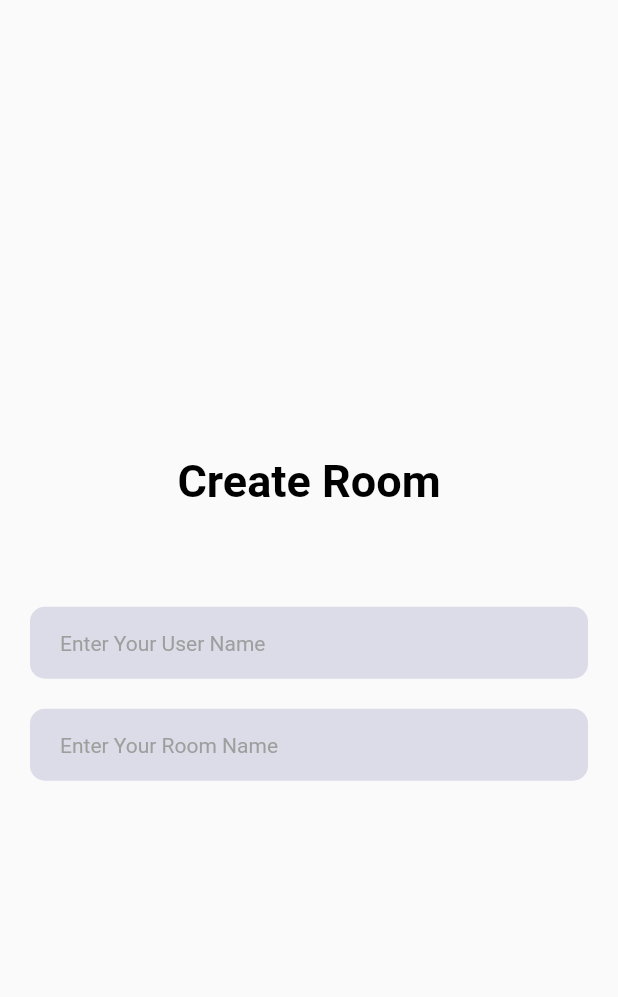
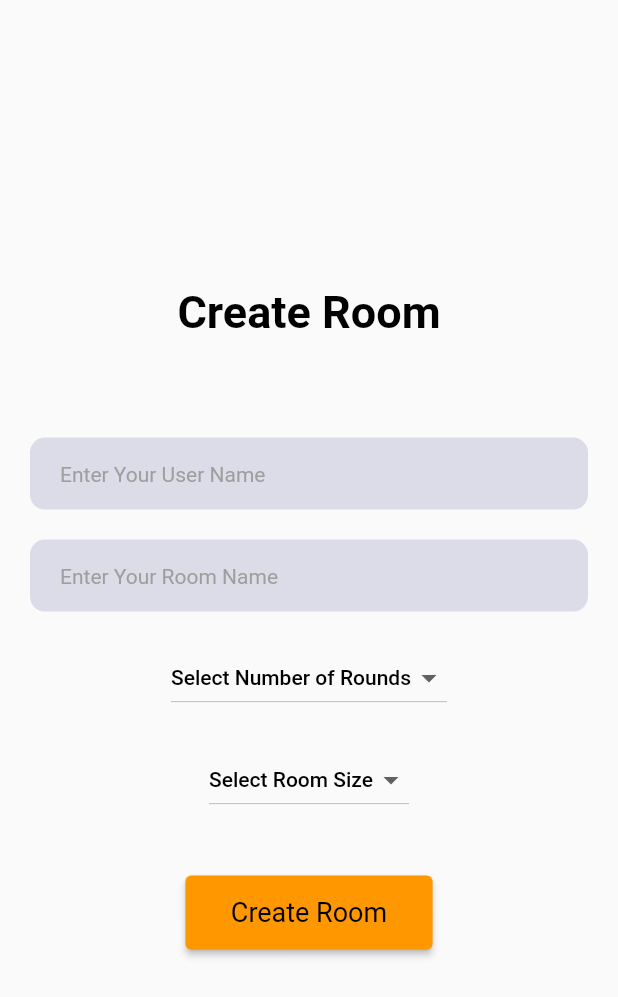
Before and after one commit to AnuraghSarkar/Password-Hub, a Flutter app: the CreateRoomScreen screen opened directly, on a phone screen of 412 x 824 dp. Shown: the top 997 px of the screen. Run offline on Flutter 3.47's test engine with Material 2 defaults, Android fonts, the light colour scheme and no system bars.

Commit message:
Create Room Page Finished

```diff
--- a/lib/create-room-screen.dart
+++ b/lib/create-room-screen.dart
@@ -11,6 +11,8 @@ class CreateRoomScreen extends StatefulWidget {
 class _CreateRoomScreenState extends State<CreateRoomScreen> {
   final TextEditingController _userNameController = TextEditingController();
   final TextEditingController _roomNameController = TextEditingController();
+  late String? _maxRoundsValue;
+  late String? _maxRoomSizeValue;
 
   @override
   Widget build(BuildContext context) {
@@ -40,6 +42,73 @@ class _CreateRoomScreenState extends State<CreateRoomScreen> {
               hintText: 'Enter Your Room Name',
             ),
           ),
+          SizedBox(height: 20),
+          DropdownButton(
+            focusColor: Color(0xffdcdce8),
+            items: ['2', '5', '10', '15']
+                .map((e) => DropdownMenuItem(
+                    child: Text(
+                      e,
+                      style: TextStyle(color: Colors.black),
+                    ),
+                    value: e))
+                .toList(),
+            hint: Text(
+              'Select Number of Rounds',
+              style: TextStyle(
+                  color: Colors.black,
+                  fontSize: 14,
+                  fontWeight: FontWeight.w500),
+            ),
+            onChanged: (String? e) {
+              setState(() {
+                _maxRoundsValue = e;
+              });
+            },
+          ),
+          SizedBox(height: 20),
+          DropdownButton(
+            focusColor: Color(0xffdcdce8),
+            items: ['2', '3', '4', '5', '6', '7', '8']
+                .map((e) => DropdownMenuItem(
+                    child: Text(
+                      e,
+                      style: TextStyle(color: Colors.black),
+                    ),
+                    value: e))
+                .toList(),
+            hint: Text(
+              'Select Room Size',
+              style: TextStyle(
+                  color: Colors.black,
+                  fontSize: 14,
+                  fontWeight: FontWeight.w500),
+            ),
+            onChanged: (String? e) {
+              setState(() {
+                _maxRoomSizeValue = e;
+              });
+            },
+          ),
+          SizedBox(height: 40),
+          ElevatedButton(
+            onPressed: () {},
+            style: ButtonStyle(
+                backgroundColor:
+                    MaterialStateProperty.all<Color>(Colors.orange),
+                textStyle: MaterialStateProperty.all<TextStyle>(
+                    TextStyle(color: Colors.white)),
+                minimumSize: MaterialStateProperty.all<Size>(Size(
+                    MediaQuery.of(context).size.width / 2.5,
+                    MediaQuery.of(context).size.height * .06))),
+            child: const Text(
+              'Create Room',
+              style: TextStyle(
+                  fontSize: 18,
+                  fontWeight: FontWeight.w400,
+                  color: Colors.black),
+            ),
+          ),
         ],
       ),
     );
--- a/lib/widgets/customtextfield.dart
+++ b/lib/widgets/customtextfield.dart
@@ -3,7 +3,7 @@ import 'package:flutter/material.dart';
 class CustomTextField extends StatelessWidget {
   final TextEditingController controller;
   final String hintText;
-  CustomTextField({Key? key, required this.controller, required this.hintText})
+  const CustomTextField({Key? key, required this.controller, required this.hintText})
       : super(key: key);
 
   @override
```
